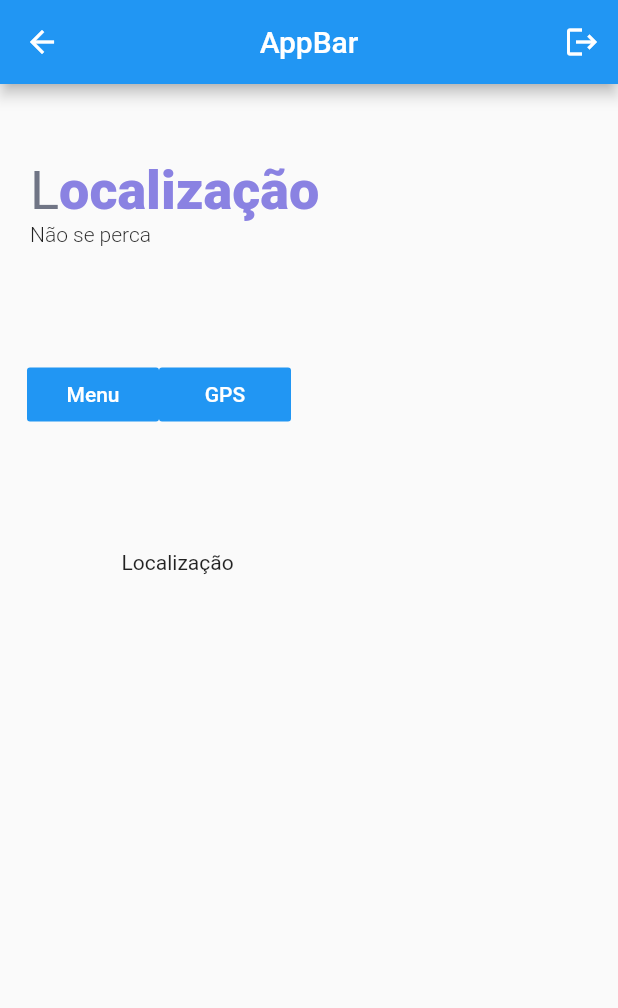
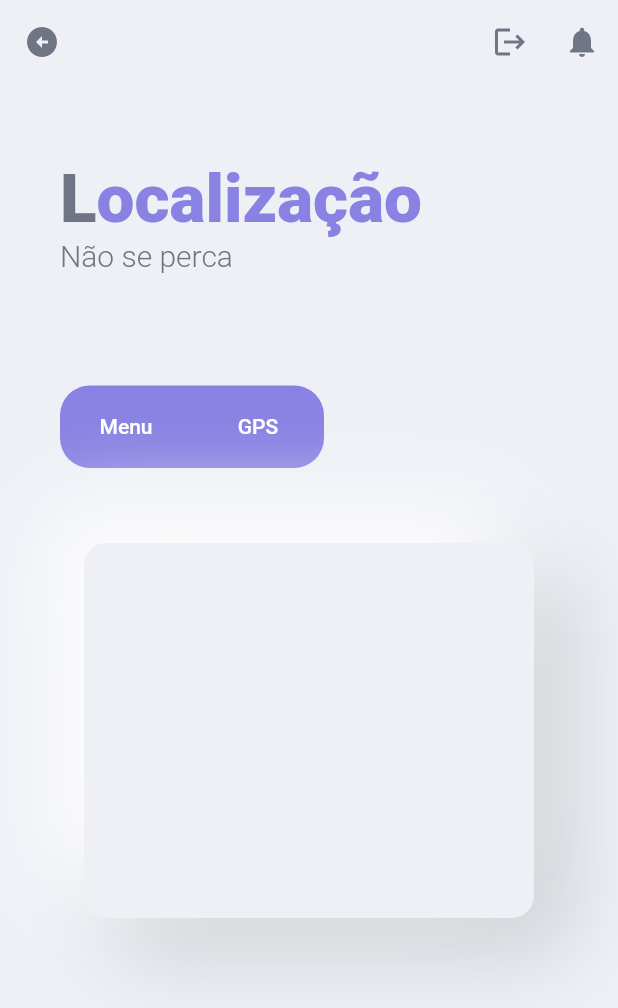
Before and after one commit to MaiconRMiosso/Projeto-Integrador, a Flutter app: the LocalizacaoAluno screen opened directly, on a phone screen of 412 x 824 dp. Shown: the top 1008 px of the screen. Run offline on Flutter 3.47's test engine with Material 2 defaults, Android fonts, the light colour scheme and no system bars; our stand-ins replace google_fonts; Roboto replaces fonts that are missing (Poppins).

Commit message:
CriacaoLocalizacaoAluno

```diff
--- a/lib/LocalizacaoAluno.dart
+++ b/lib/LocalizacaoAluno.dart
@@ -1,4 +1,5 @@
 import 'package:flutter/material.dart';
+import 'package:google_fonts/google_fonts.dart';
 
 class LocalizacaoAluno extends StatefulWidget {
   const LocalizacaoAluno({Key? key}) : super(key: key);
@@ -11,19 +12,27 @@ class _LocalizacaoAlunoState extends State<LocalizacaoAluno> {
   @override
   Widget build(BuildContext context) {
     return Scaffold(
+      backgroundColor: Color(0xFFEEF0F6),
       appBar: AppBar(
-        centerTitle: true,
-        title: Text('AppBar'),
+        elevation: 0,
+        backgroundColor: Color(0xFFEEF0F6),
         leading: IconButton(
           onPressed: () {},
           icon: Icon(
-            Icons.arrow_back,
+            Icons.arrow_circle_left,
+            color: Color(0xFF707585),
           ),
         ),
         actions: [
           IconButton(
             onPressed: () {},
             icon: Icon(Icons.logout),
+            color: Color(0xFF707585),
+          ),
+          IconButton(
+            onPressed: () {},
+            icon: Icon(Icons.notifications),
+            color: Color(0xFF707585),
           ),
         ],
       ),
@@ -36,9 +45,9 @@ class _LocalizacaoAlunoState extends State<LocalizacaoAluno> {
               Row(
                 mainAxisSize: MainAxisSize.max,
                 children: [
+                  //título ePort
                   Padding(
-                    //titulo
-                    padding: EdgeInsetsDirectional.fromSTEB(0, 50, 0, 0),
+                    padding: EdgeInsetsDirectional.fromSTEB(20, 50, 0, 0),
                     child: SingleChildScrollView(
                       scrollDirection: Axis.horizontal,
                       child: Row(
@@ -53,7 +62,8 @@ class _LocalizacaoAlunoState extends State<LocalizacaoAluno> {
                               style: TextStyle(
                                 fontFamily: 'Poppins',
                                 color: Color(0xFF707585),
-                                fontSize: 36,
+                                fontSize: 45,
+                                fontWeight: FontWeight.w800,
                               ),
                             ),
                           ),
@@ -68,7 +78,7 @@ class _LocalizacaoAlunoState extends State<LocalizacaoAluno> {
                                 style: TextStyle(
                                   fontFamily: 'Poppins',
                                   color: Color(0xFF8A82E2),
-                                  fontSize: 36,
+                                  fontSize: 45,
                                   fontWeight: FontWeight.w800,
                                 ),
                               ),
@@ -81,15 +91,17 @@ class _LocalizacaoAlunoState extends State<LocalizacaoAluno> {
                 ],
               ),
               Row(
-                //subtitulo
+                //subtítulo
                 mainAxisSize: MainAxisSize.max,
                 children: [
                   Padding(
-                    padding: EdgeInsetsDirectional.fromSTEB(20, 0, 0, 0),
+                    padding: EdgeInsetsDirectional.fromSTEB(40, 0, 0, 0),
                     child: Text(
-                      'Não se perca',
+                      'Não se perca ',
                       style: TextStyle(
                         fontFamily: 'Poppins',
+                        color: Color(0xFF707585),
+                        fontSize: 20,
                         fontWeight: FontWeight.w300,
                       ),
                     ),
@@ -97,36 +109,42 @@ class _LocalizacaoAlunoState extends State<LocalizacaoAluno> {
                 ],
               ),
               Padding(
-                padding: EdgeInsetsDirectional.fromSTEB(0, 30, 200, 0),
+                //botões menu/ gps e o icon
+                padding: EdgeInsetsDirectional.fromSTEB(40, 30, 0, 0),
                 child: SingleChildScrollView(
-                  scrollDirection: Axis.horizontal,
                   child: Row(
-                    //botoes menu
                     mainAxisSize: MainAxisSize.max,
-                    crossAxisAlignment: CrossAxisAlignment.center,
                     children: [
                       Padding(
                         padding: EdgeInsetsDirectional.fromSTEB(0, 45, 0, 0),
                         child: Row(
                           mainAxisSize: MainAxisSize.max,
                           children: [
-                            Row(
+                            Container(
+                              height: 55,
+                              decoration: BoxDecoration(
+                                color: Color(0xFF8A82E2),
+                                borderRadius: BorderRadius.circular(20),
+                              ),
+                              child: Row(
                                 mainAxisSize: MainAxisSize.max,
                                 children: [
                                   FlatButton(
-                                  color: Colors.blue,
                                       textColor: Colors.white,
                                       child: Text("Menu"),
                                       onPressed: () {},
-                                ),
+                                      shape: new RoundedRectangleBorder(
+                                          borderRadius:
+                                              new BorderRadius.circular(30.0))),
                                   FlatButton(
-                                  color: Colors.blue,
                                     textColor: Colors.white,
                                     child: Text("GPS"),
                                     onPressed: () {},
                                   ),
                                 ],
                               ),
+                            ),
+
                           ],
                         ),
                       ),
@@ -135,15 +153,39 @@ class _LocalizacaoAlunoState extends State<LocalizacaoAluno> {
                 ),
               ),
               Padding(
-                padding: EdgeInsetsDirectional.fromSTEB(0, 80, 0, 0),
+                padding: EdgeInsetsDirectional.fromSTEB(0, 50, 0, 0),
                 child: Container(
                   // container para a localização
-                  width: 250,
+                  width: 300,
                   height: 250,
-                  decoration: BoxDecoration(),
-                  child: Text(
-                    'Localização',
+                  decoration: BoxDecoration(
+                    color: Color(0xffeef0f6),
+                    boxShadow: [
+                      BoxShadow(
+                        blurRadius: 50,
+                        color: Color(0xffcaccd1),
+                        offset: Offset(
+                          22,
+                          22,
                         ),
+                      ),
+                      BoxShadow(
+                        blurRadius: 50,
+                        color: Color(0xffffffff),
+                        offset: Offset(
+                          -22,
+                          -22,
+                        ),
+                      ),
+                    ],
+                    gradient: null,
+                    borderRadius: BorderRadius.all(
+                      Radius.circular(
+                        15,
+                      ),
+                    ),
+                  ),
+
                 ),
               ),
             ],
--- a/lib/main.dart
+++ b/lib/main.dart
@@ -2,13 +2,14 @@ import 'package:flutter/material.dart';
 import 'package:oi/LocalizacaoAluno.dart';
 import 'package:oi/home.dart';
 import 'package:oi/homeAluno.dart';
+import 'package:oi/notificacaoAluno.dart';
 import 'cadastroTransporte.dart';
 import 'login.dart';
 import 'cadastroTransporte.dart';
 
 void main() {
   runApp(MaterialApp(
-    home: HomeAluno(), //trocar aqui conforme os componentes que querem usar
+    home: LocalizacaoAluno(), //trocar aqui conforme os componentes que querem usar
     debugShowCheckedModeBanner: false,
   ));
 }
```
Also changed, not shown: lib/notificacaoAluno.dart (added, +155 -0 lines). Lines whose indentation alone changed are shown as unchanged.
